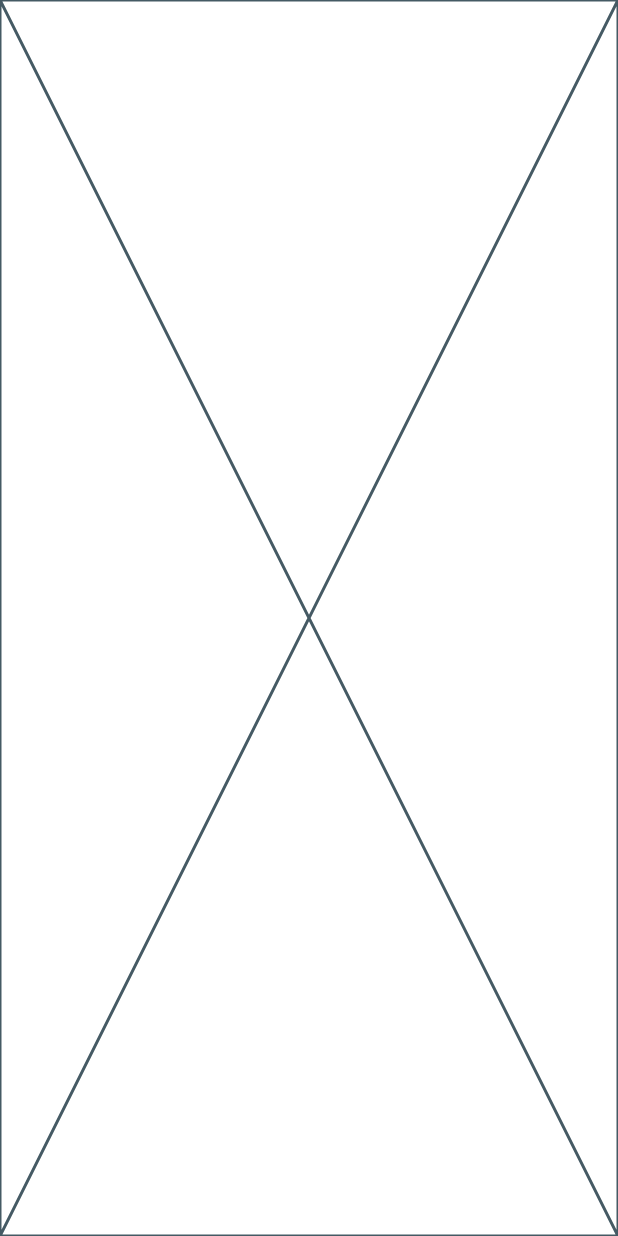
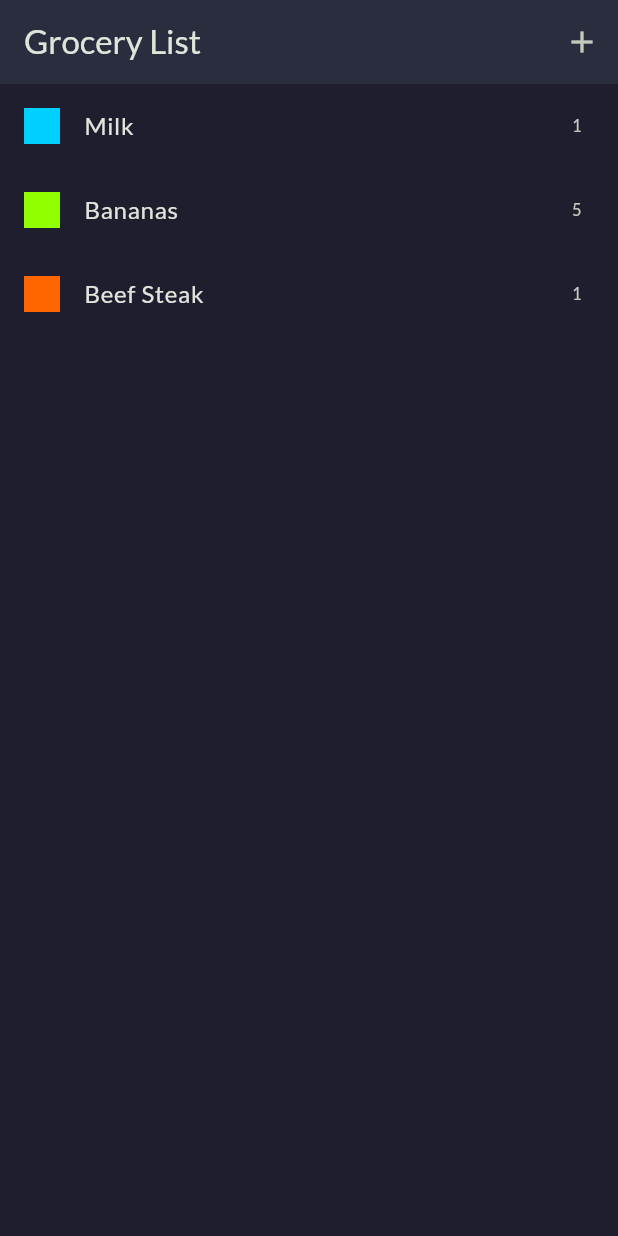
Before and after one commit to Salah248/flutter_challenge, a Flutter app: the screen it shows after launch, on a phone screen of 412 x 824 dp. Run offline on Flutter 3.47's test engine with Material 3 defaults, Android fonts, the phone set to English and light mode, and no system bars; our stand-ins replace flutter_riverpod, google_fonts.

Commit message:
Add grocery list feature with item management; implement category data structure and new item form

```diff
--- /dev/null
+++ b/lib/data/dummy_items.dart
@@ -0,0 +1,21 @@
+import '../data/categories.dart';
+import '../models/category.dart';
+import '../models/grocery_item.dart';
+
+final List<GroceryItem> groceryItems = [
+  GroceryItem(
+      id: 'a',
+      name: 'Milk',
+      quantity: 1,
+      category: categories[Categories.dairy]!),
+  GroceryItem(
+      id: 'b',
+      name: 'Bananas',
+      quantity: 5,
+      category: categories[Categories.fruit]!),
+  GroceryItem(
+      id: 'c',
+      name: 'Beef Steak',
+      quantity: 1,
+      category: categories[Categories.meat]!),
+];
--- a/lib/main.dart
+++ b/lib/main.dart
@@ -1,4 +1,5 @@
 import 'package:flutter/material.dart';
+import 'package:flutter_challenge/widgets/grocery_list.dart';
 import 'package:flutter_riverpod/flutter_riverpod.dart';
 import 'package:google_fonts/google_fonts.dart';
 
@@ -13,12 +14,16 @@ class MyApp extends StatelessWidget {
   Widget build(BuildContext context) {
     return MaterialApp(
       debugShowCheckedModeBanner: false,
-      theme: ThemeData(
-        useMaterial3: true,
-        brightness: Brightness.dark,
+      theme: ThemeData.dark(useMaterial3: true).copyWith(
         textTheme: GoogleFonts.latoTextTheme(),
+        scaffoldBackgroundColor: const Color(0xFF1E1E2E),
+        colorScheme: ColorScheme.fromSeed(
+          seedColor: const Color(0xFF81C784),
+          surface: const Color(0xFF2A2D3E),
+          brightness: Brightness.dark,
+        ),
       ),
-      home: const Placeholder(),
+      home: const GroceryList(),
     );
   }
 }
--- /dev/null
+++ b/lib/widgets/grocery_list.dart
@@ -0,0 +1,40 @@
+import 'package:flutter/material.dart';
+import 'package:flutter_challenge/data/dummy_items.dart';
+import 'package:flutter_challenge/widgets/new_item.dart';
+
+class GroceryList extends StatelessWidget {
+  const GroceryList({super.key});
+
+  @override
+  Widget build(BuildContext context) {
+    return Scaffold(
+      appBar: AppBar(
+        title: const Text('Grocery List'),
+        actions: [
+          IconButton(
+            icon: const Icon(Icons.add),
+            onPressed: () {
+              Navigator.of(
+                context,
+              ).push(MaterialPageRoute(builder: (context) => const NewItem()));
+            },
+          ),
+        ],
+      ),
+      body: ListView.builder(
+        itemCount: groceryItems.length,
+        itemBuilder: (context, index) {
+          return ListTile(
+            title: Text(groceryItems[index].name),
+            leading: Container(
+              width: 24,
+              height: 24,
+              color: groceryItems[index].category.color,
+            ),
+            trailing: Text(groceryItems[index].quantity.toString()),
+          );
+        },
+      ),
+    );
+  }
+}
```
Also changed, not shown: lib/data/categories.dart (added, +22 -0 lines), lib/models/category.dart (added, +21 -0 lines), lib/models/grocery_item.dart (added, +15 -0 lines), lib/widgets/new_item.dart (added, +107 -0 lines).
